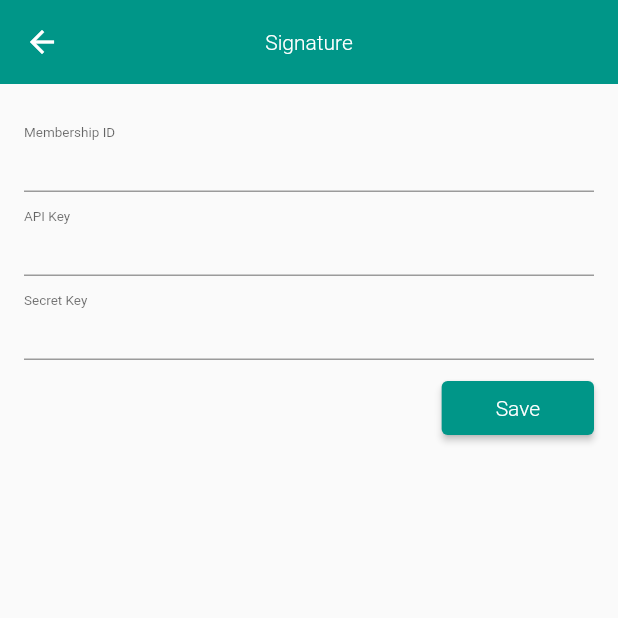
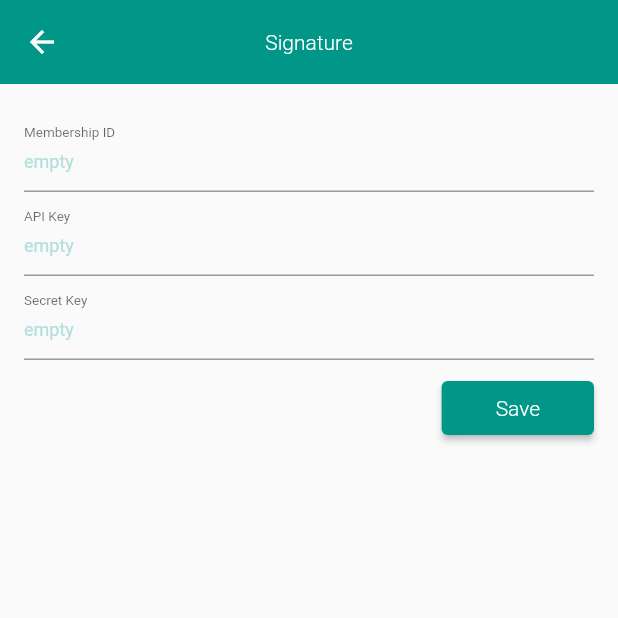
Before and after one commit to seliis/wnalom-legacy, a Flutter app: the screen it shows after launch, after a tap on "START", after a tap on the "vpn key" icon, on a phone screen of 412 x 824 dp, the top half of it. Run offline on Flutter 3.47's test engine with Material 2 defaults, Android fonts, the phone set to English and light mode, and no system bars; our stand-ins replace get, hive_flutter; accounts and stored records are empty; network calls fail.

Commit message:
hive no-sql database applied

```diff
--- a/lib/component/signature/signature.dart
+++ b/lib/component/signature/signature.dart
@@ -15,7 +15,7 @@ class Signature extends StatelessWidget {
     final SignatureControl signatureControl = Get.find();
     final String mainServer;
 
-    final Map controls = {
+    final Map textEditingControllers = {
         "member": TextEditingController(),
         "apikey": TextEditingController(),
         "secret": TextEditingController()
@@ -52,10 +52,18 @@ class Signature extends StatelessWidget {
         );
     }
 
-    TextFormField getTextFormField(String controlsKey, String labelText) {
+    TextFormField getTextFormField(String hintText, String controlsKey, String labelText) {
+
+        // [2021-12-27]: using "hintText" instead "initialValue" due to occur error.
+
         return TextFormField(
-            controller: controls[controlsKey],
+            controller: textEditingControllers[controlsKey],
             decoration: InputDecoration(
+                hintText: hintText,
+                hintStyle: TextStyle(
+                    fontSize: 12,
+                    color: Colors.teal.shade100
+                ),
                 labelText: labelText,
                 labelStyle: const TextStyle(
                     fontSize: 12
@@ -80,12 +88,19 @@ class Signature extends StatelessWidget {
             ),
             onPressed: () async {
                 final Map dataMap = {
-                    "member": controls["member"].text,
-                    "apikey": controls["apikey"].text,
-                    "secret": controls["secret"].text,
+                    "member": textEditingControllers["member"].text,
+                    "apikey": textEditingControllers["apikey"].text,
+                    "secret": textEditingControllers["secret"].text,
                 };
-                final String respResult = await signatureControl.saveSignature(mainServer, dataMap);
+                final String respResult = await signatureControl.saveSignature(
+                    mainServer, dataMap
+                );
                 FocusScope.of(context).unfocus();
+                if (respResult == "Saved") {
+                    textEditingControllers.forEach((key, value) {
+                        value.text = "";
+                    });
+                }
                 getDialog(respResult);
             },
         );
@@ -97,16 +112,19 @@ class Signature extends StatelessWidget {
             appBar: getAppBar(),
             body: Padding(
                 padding: const EdgeInsets.all(16),
-                child: Column(
+                child: GetBuilder<SignatureControl>(
+                    init: SignatureControl(),
+                    builder: (control) => Column(
                         crossAxisAlignment: CrossAxisAlignment.end,
                         children: [
-                        getTextFormField("member", "Membership ID"),
-                        getTextFormField("apikey", "API Key"),
-                        getTextFormField("secret", "Secret Key"),
+                            getTextFormField(control.member, "member", "Membership ID"),
+                            getTextFormField(control.apikey, "apikey", "API Key"),
+                            getTextFormField(control.secret, "secret", "Secret Key"),
                             const SizedBox(height: 8),
                             getSaveButton(context)
                         ],
                     ),
+                )
             ),
         ));
     }
--- a/lib/controller/signature_controller.dart
+++ b/lib/controller/signature_controller.dart
@@ -1,4 +1,5 @@
 // Dependencies
+import "package:hive_flutter/hive_flutter.dart";
 import "package:http/http.dart" as http;
 import "package:get/get.dart";
 
@@ -6,12 +7,45 @@ import "package:get/get.dart";
 class SignatureControl extends GetxController {
     static SignatureControl get to => Get.find();
 
+    String member = "?";
+    String apikey = "?";
+    String secret = "?";
+
+    @override
+    void onInit() {
+        getStoredData();
+        super.onInit();
+    }
+
+    Future getStoredData() async {
+        Box box; try {
+            box = Hive.box("db");
+        } catch (err) {
+            box = await Hive.openBox("db");
+        }
+        var stored = box.get("signature", defaultValue: {
+            "member": "empty",
+            "apikey": "empty",
+            "secret": "empty",
+        });
+        member = stored["member"];
+        apikey = stored["apikey"];
+        secret = stored["secret"];
+        update();
+    }
+
     Future saveSignature(String mainServer, Map dataMap) async {
         final resp = await http.post(
             Uri.parse(mainServer + "/signature/save"),
             body: dataMap
         );
 
+        if (resp.statusCode == 200) {
+            var box = await Hive.openBox("db");
+            box.put("signature", dataMap);
+            getStoredData();
+        }
+
         return resp.body;
     }
 }
--- a/lib/main.dart
+++ b/lib/main.dart
@@ -1,4 +1,5 @@
 // Dependencies
+import "package:hive_flutter/hive_flutter.dart";
 import "package:flutter/material.dart";
 import "package:get/get.dart";
 
@@ -9,15 +10,17 @@ import "package:wnalom/component/signature/signature.dart";
 // Controllers
 import "package:wnalom/controller/signature_controller.dart";
 
-void main() {
+void main() async {
     // Global Variables
-    // const String mainServer = "http://61.110.177.153:8080";
-    // const String mainServer = "http://192.168.0.6:8080";
-    const String mainServer = "http://192.168.193.137:8080";
+    const String mainServer = "http://61.110.177.153:8080";
+
+    // Initialize Hive Database
+    await Hive.initFlutter();
 
     // Initialize Controllers
     Get.put(SignatureControl());
 
+    // Running Application
     runApp(
         GetMaterialApp(
             initialRoute: "/dashboard",
```
Also changed, not shown: pubspec.yaml (+9 -4 lines), 1 other file. Lines whose indentation alone changed are shown as unchanged.
